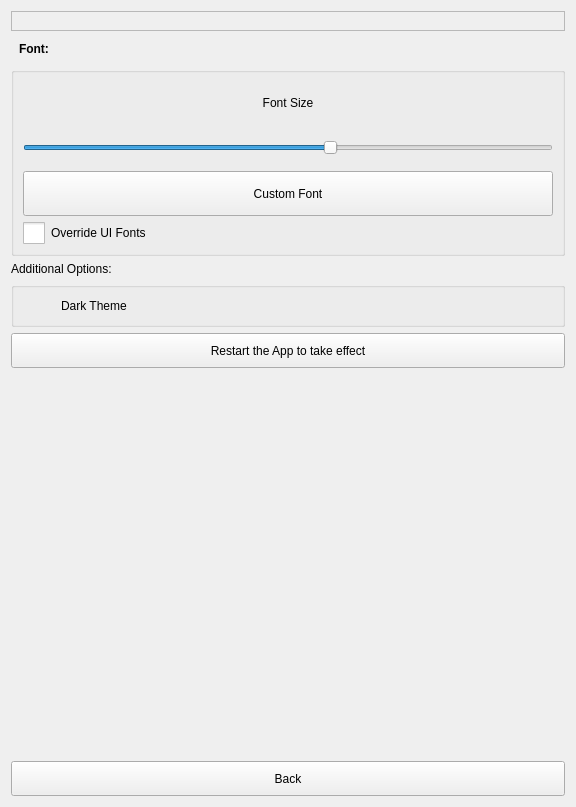
First picture: the form in src/Preferences.ui, repository ic005k/Knot, before the edit.
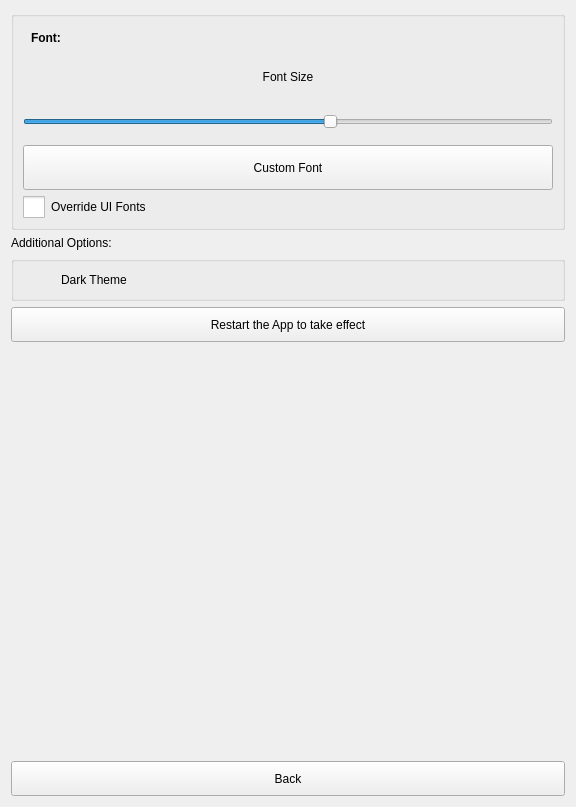
Second picture: the form after the edit. Icons and pictures are not drawn.

The edit to the form file:
```diff
--- a/src/Preferences.ui
+++ b/src/Preferences.ui
@@ -15,18 +15,13 @@
   </property>
   <layout class="QVBoxLayout" name="verticalLayout_2">
    <item>
-    <widget class="QFrame" name="frame">
-     <property name="frameShape">
-      <enum>QFrame::Shape::StyledPanel</enum>
+    <widget class="QGroupBox" name="gboxFont">
+     <property name="title">
+      <string/>
      </property>
-     <property name="frameShadow">
-      <enum>QFrame::Shadow::Raised</enum>
-     </property>
-     <layout class="QVBoxLayout" name="verticalLayout_3"/>
-    </widget>
-   </item>
+     <layout class="QVBoxLayout" name="verticalLayout">
    <item>
-    <widget class="QLabel" name="lbl1">
+       <widget class="QLabel" name="lblFontSet">
      <property name="sizePolicy">
       <sizepolicy hsizetype="Preferred" vsizetype="Fixed">
        <horstretch>0</horstretch>
@@ -56,12 +51,6 @@
      </property>
     </widget>
    </item>
-   <item>
-    <widget class="QGroupBox" name="gboxFont">
-     <property name="title">
-      <string/>
-     </property>
-     <layout class="QVBoxLayout" name="verticalLayout">
       <item>
        <widget class="QLabel" name="lblFontSize">
         <property name="minimumSize">
```
Lines whose indentation alone changed are shown as unchanged.
